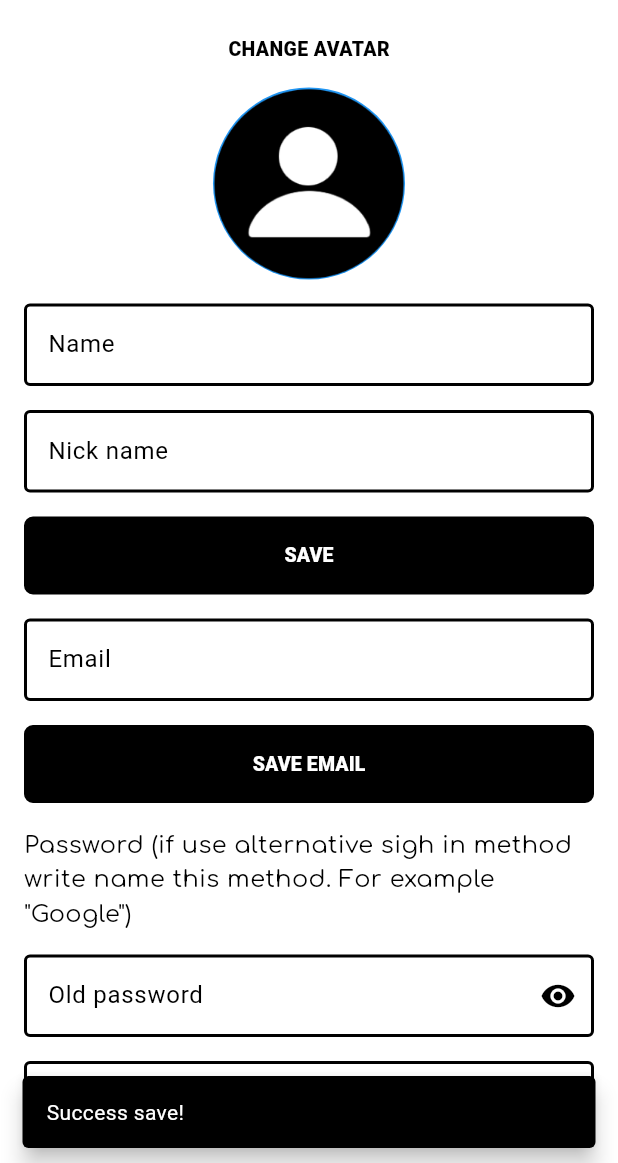
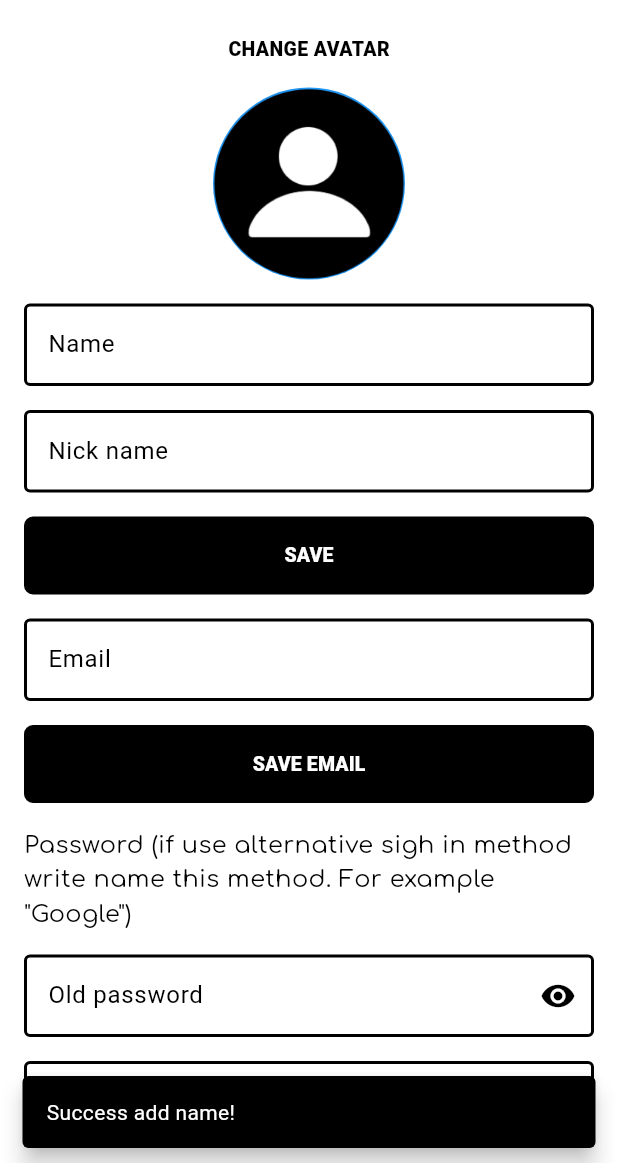
Before and after one commit to VLad345406/flutter_photo, a Flutter app: the EditScreen screen opened directly, after a tap on "SAVE", on a phone screen of 412 x 824 dp, the part 73-1236 px from its top. Run offline on Flutter 3.47's test engine with Material 3 defaults, Android fonts, the phone set to English and light mode, and no system bars; our stand-ins replace cloud_firestore, firebase_auth, firebase_core, firebase_storage, flutter_svg, google_fonts and 4 more; accounts and stored records are empty.

Commit message:
Add person name to firestore and realized change person name and username data in firestore.

```diff
--- a/lib/screens/main/edit_profile_screen.dart
+++ b/lib/screens/main/edit_profile_screen.dart
@@ -43,18 +43,36 @@ class _EditScreenState extends State<EditScreen> {
 
     setState(() {
       userName = data['user_name'];
-      userAvatarLink = data['image_link'];
+      userAvatarLink = data['avatar_link'];
       nicknameController.text = userName;
       emailController.text = data['email'];
+      nameController.text = data['name'];
     });
   }
 
-  void selectImage() async {
+  void selectAvatar() async {
     Uint8List image = await pickImage(ImageSource.gallery);
-    uploadImageToStorage(userName, image);
-    await saveData(FirebaseAuth.instance.currentUser!.email.toString(),
+    uploadImageToStorage(userName, 'avatar', image);
+    await saveImage(FirebaseAuth.instance.currentUser!.email.toString(),
         FirebaseAuth.instance.currentUser!.uid.toString(), userName, image);
     getUserData();
+    snackBar(context, 'Success avatar change!');
+  }
+
+  void saveData() async {
+    final FirebaseAuth _firebaseAuth = FirebaseAuth.instance;
+
+    try {
+      DocumentReference userRef = FirebaseFirestore.instance
+          .collection('users')
+          .doc(_firebaseAuth.currentUser?.uid);
+      await userRef.set({'name': nameController.text}, SetOptions(merge: true));
+      await userRef
+          .set({'user_name': nicknameController.text}, SetOptions(merge: true));
+      snackBar(context, 'Success add name!');
+    } catch (e) {
+      snackBar(context, 'Error add name!');
+    }
   }
 
   @override
@@ -115,7 +133,7 @@ class _EditScreenState extends State<EditScreen> {
                 child: Padding(
                   padding: const EdgeInsets.only(top: 16),
                   child: GestureDetector(
-                    onTap: selectImage,
+                    onTap: selectAvatar,
                     child: PhotoUserAvatar(
                       userAvatarLink: userAvatarLink,
                       radius: 64,
@@ -141,7 +159,8 @@ class _EditScreenState extends State<EditScreen> {
                 textColor: Colors.white,
                 buttonColor: Colors.black,
                 function: () {
-                  snackBar(context, 'Success save!');
+                  saveData();
+                  //snackBar(context, 'Success save!');
                   //Navigator.pop(context);
                 },
               ),
--- a/lib/services/authentication/google_sigh_in_add_info_firestore.dart
+++ b/lib/services/authentication/google_sigh_in_add_info_firestore.dart
@@ -17,8 +17,9 @@ Future googleSighInAddInfoFirestore(
         'uid': userID,
         'email': userEmail,
         'user_name': nickName,
-        'image_link': '',
+        'avatar_link': '',
         'count_image' : 0,
+        'name' : '',
       }, SetOptions(merge: true));
       Navigator.pushAndRemoveUntil(context,
           MaterialPageRoute(builder: (context) {
--- a/lib/services/authentication/registration_service.dart
+++ b/lib/services/authentication/registration_service.dart
@@ -37,7 +37,9 @@ Future registration(
         'uid': userCredential.user!.uid,
         'email': email,
         'user_name': nickName,
-        'image_link': '',
+        'avatar_link': '',
+        'name' : '',
+        'count_image' : 0,
       }, SetOptions(merge: true));
       Navigator.pushAndRemoveUntil(context,
           MaterialPageRoute(builder: (context) {
```
Also changed, not shown: lib/screens/main/profile_screen.dart (+24 -9 lines), lib/services/image_picker_service.dart (+5 -5 lines).
